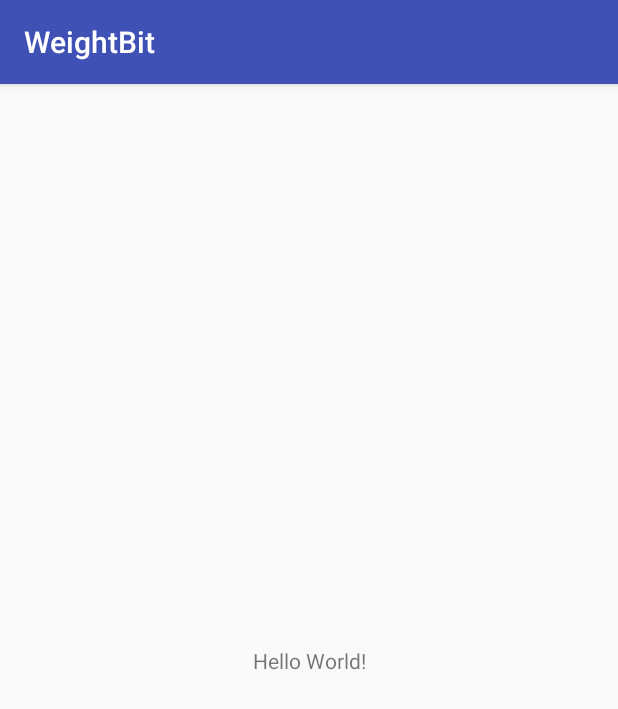
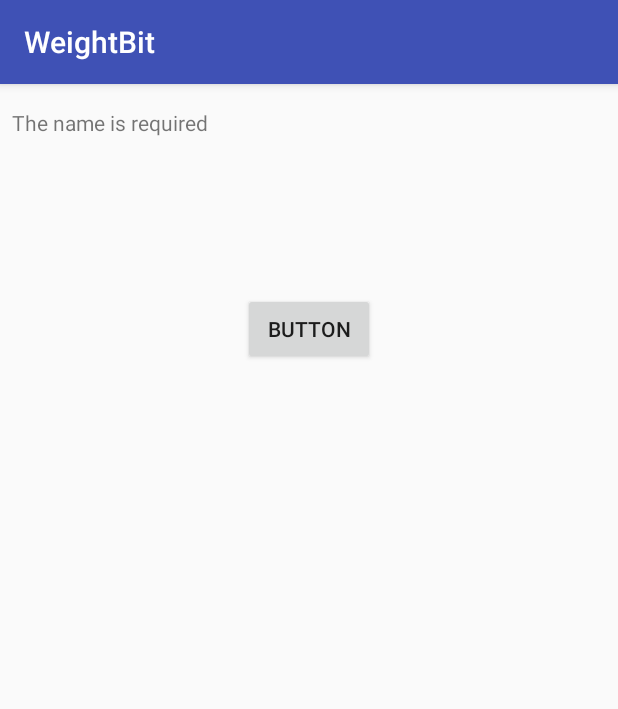
Before and after one commit to DarioLondon/WeightBitAndroidApp, an Android app: the screen it shows after launch (RegistartionActivity), on a phone screen of 412 x 824 dp. Shown: the top 709 px of the screen. Run offline under Robolectric (Android 15) with nearby library versions, the phone set to English and light mode, and no system bars; libraries missing offline, so code that uses them is left out: io.realm; 7 statements that could not run were skipped.

Commit message:
Initial Commit

```diff
--- a/mobile/build.gradle
+++ b/mobile/build.gradle
@@ -28,10 +28,7 @@ dependencies {
     compile 'com.google.android.gms:play-services-wearable:10.2.6'
     compile 'com.android.support:appcompat-v7:25.3.1'
     compile 'com.android.support.constraint:constraint-layout:1.0.2'
-    testCompile 'junit:junit:4.12'
-    debugCompile 'im.dino:dbinspector:3.4.1@aar'
     compile 'com.squareup.picasso:picasso:2.5.2'
-    annotationProcessor 'dk.ilios:realmfieldnameshelper:1.1.1'
     compile 'io.realm:android-adapters:2.0.0'
     compile 'com.android.support:cardview-v7:25.3.1'
     compile 'com.android.support:gridlayout-v7:25.3.1'
@@ -39,4 +36,7 @@ dependencies {
     compile 'com.android.support:design:25.3.1'
     compile 'com.google.android.gms:play-services-ads:11.0.0'
     compile 'com.google.android.gms:play-services-maps:11.0.0'
+    testCompile 'junit:junit:4.12'
+    annotationProcessor 'dk.ilios:realmfieldnameshelper:1.1.1'
+    debugCompile 'im.dino:dbinspector:3.4.1@aar'
 }
--- a/mobile/src/main/java/com/weightbit/dario/weightbit/Activities/RegistartionActivity.java
+++ b/mobile/src/main/java/com/weightbit/dario/weightbit/Activities/RegistartionActivity.java
@@ -1,7 +1,10 @@
 package com.weightbit.dario.weightbit.Activities;
 
+import android.content.Intent;
 import android.os.Bundle;
 import android.support.v7.app.AppCompatActivity;
+import android.view.View;
+import android.widget.Button;
 
 import com.weightbit.dario.weightbit.R;
 import com.weightbit.dario.weightbit.db.WeightbitDataSource;
@@ -13,17 +16,30 @@ public class RegistartionActivity extends AppCompatActivity {
 
     @Override
     protected void onCreate(Bundle savedInstanceState) {
+        setTheme(R.style.AppTheme);
         super.onCreate(savedInstanceState);
         setContentView(R.layout.activity_registartion);
         dataSource = new WeightbitDataSource();
         dataSource.open();
+
     }
 
     @Override
     protected void onResume(){
         super.onResume();
+        final Button registerButton = (Button) findViewById(R.id.registrationButton);
+        registerButton.setOnClickListener(new View.OnClickListener() {
+            @Override
+            public void onClick(View v) {
+                Intent i = new Intent(getApplicationContext(),MenuActivity.class);
+                startActivity(i);
+                finish();
 
+            }
+        });
     }
+
+
 
     @Override
     protected void onDestroy(){
--- a/mobile/src/main/java/com/weightbit/dario/weightbit/Activities/StartActivity.java
+++ b/mobile/src/main/java/com/weightbit/dario/weightbit/Activities/StartActivity.java
@@ -16,11 +16,13 @@ import java.util.List;
  */
 
 public class StartActivity extends AppCompatActivity{
+
     private static final String TAG = RegistartionActivity.class.getSimpleName();
     private WeightbitDataSource dataSource;
 
     @Override
     protected void onCreate(Bundle savedInstanceState) {
+        setTheme(R.style.AppTheme);
         super.onCreate(savedInstanceState);
         setContentView(R.layout.start_activity);
         dataSource = new WeightbitDataSource();
@@ -37,9 +39,13 @@ public class StartActivity extends AppCompatActivity{
             Intent intent = new Intent(this,RegistartionActivity.class);
             startActivity(intent);
             Log.d(TAG,"no user found"+user);
+            this.finish();
         }
         else{
+            Intent intent = new Intent(this,MenuActivity.class);
+            startActivity(intent);
             Log.d(TAG," user found"+user);
+            this.finish();
         }
 
     }
--- /dev/null
+++ b/mobile/src/main/res/drawable/splashscreen.xml
@@ -0,0 +1,11 @@
+<?xml version="1.0" encoding="utf-8"?>
+    <layer-list xmlns:android="http://schemas.android.com/apk/res/android"
+        android:opacity="opaque">
+        <item android:drawable="@color/splashColor"/>
+        <item>
+            <bitmap
+
+                android:gravity="center_horizontal"
+                android:src="@drawable/launch_blue"/>
+            </item>
+    </layer-list>
--- a/mobile/src/main/res/layout/activity_registartion.xml
+++ b/mobile/src/main/res/layout/activity_registartion.xml
@@ -1,19 +1,39 @@
 <?xml version="1.0" encoding="utf-8"?>
-<android.support.constraint.ConstraintLayout
-    xmlns:android="http://schemas.android.com/apk/res/android"
+<android.support.constraint.ConstraintLayout xmlns:android="http://schemas.android.com/apk/res/android"
+    xmlns:app="http://schemas.android.com/apk/res-auto"
     xmlns:tools="http://schemas.android.com/tools"
-    xmlns:app="http://schemas.android.com/apk/res-auto"
     android:layout_width="match_parent"
     android:layout_height="match_parent"
     tools:context="com.weightbit.dario.weightbit.Activities.RegistartionActivity">
 
     <TextView
+        android:id="@+id/validation_name"
+        android:layout_width="0dp"
+        android:layout_height="wrap_content"
+        android:layout_marginLeft="8dp"
+        android:layout_marginRight="8dp"
+        android:text="@string/validation_name"
+        app:layout_constraintLeft_toLeftOf="parent"
+        app:layout_constraintRight_toRightOf="parent"
+        android:layout_marginStart="8dp"
+        android:layout_marginEnd="8dp"
+        tools:layout_constraintTop_creator="1"
+        tools:layout_constraintRight_creator="1"
+        android:layout_marginTop="16dp"
+        tools:layout_constraintLeft_creator="1"
+        app:layout_constraintTop_toTopOf="parent" />
+
+    <Button
+        android:id="@+id/registrationButton"
         android:layout_width="wrap_content"
         android:layout_height="wrap_content"
-        android:text="Hello World!"
-        app:layout_constraintBottom_toBottomOf="parent"
+        android:layout_marginTop="104dp"
+        android:text="Button"
         app:layout_constraintLeft_toLeftOf="parent"
         app:layout_constraintRight_toRightOf="parent"
-        app:layout_constraintTop_toTopOf="parent" />
+        app:layout_constraintTop_toBottomOf="@+id/validation_name"
+        tools:layout_constraintRight_creator="1"
+        tools:layout_constraintLeft_creator="1" />
+
 
 </android.support.constraint.ConstraintLayout>
--- a/mobile/src/main/res/values/colors.xml
+++ b/mobile/src/main/res/values/colors.xml
@@ -1,5 +1,6 @@
 <?xml version="1.0" encoding="utf-8"?>
 <resources>
+    <color name="splashColor">#000000</color>
     <color name="colorPrimary">#3F51B5</color>
     <color name="colorPrimaryDark">#303F9F</color>
     <color name="colorAccent">#cc5f84</color>
--- /dev/null
+++ b/mobile/src/main/res/values/dimens.xml
@@ -0,0 +1,5 @@
+<resources>
+    <!-- Default screen margins, per the Android Design guidelines. -->
+    <dimen name="activity_horizontal_margin">16dp</dimen>
+    <dimen name="activity_vertical_margin">16dp</dimen>
+</resources>
--- /dev/null
+++ b/mobile/src/main/res/values/splashtheme.xml
@@ -0,0 +1,8 @@
+<?xml version="1.0" encoding="utf-8"?>
+<resources>
+    <style name="SplashTheme" parent="AppTheme">
+
+        <item name="android:windowBackground">@drawable/splashscreen</item>
+
+    </style>
+</resources>
--- a/mobile/src/main/res/values/strings.xml
+++ b/mobile/src/main/res/values/strings.xml
@@ -1,4 +1,10 @@
 <resources>
     <string name="app_name">WeightBit</string>
     <string name="image_description">WeightBit Logo</string>
+    <string name="title_activity_menu">Menu</string>
+    <string name="title_home">Home</string>
+    <string name="title_dashboard">Dashboard</string>
+    <string name="title_notifications">Notifications</string>
+    <string name ="validation_name">The name is required</string>
+    <string name ="textfield_name">Name</string>
 </resources>
```
Also changed, not shown: mobile/src/main/AndroidManifest.xml (+15 -7 lines), mobile/src/main/java/com/weightbit/dario/weightbit/Activities/MenuActivity.java (added, +55 -0 lines), mobile/src/main/res/drawable/ic_dashboard_black_24dp.xml (added, +9 -0 lines), mobile/src/main/res/drawable/ic_home_black_24dp.xml (added, +9 -0 lines), mobile/src/main/res/drawable/ic_notifications_black_24dp.xml (added, +9 -0 lines), mobile/src/main/res/layout/menu_activity.xml (added, +37 -0 lines), mobile/src/main/res/layout/start_activity.xml (+0 -11 lines), mobile/src/main/res/menu/navigation.xml (added, +19 -0 lines), mobile/src/main/res/drawable/launch_blue.png.
